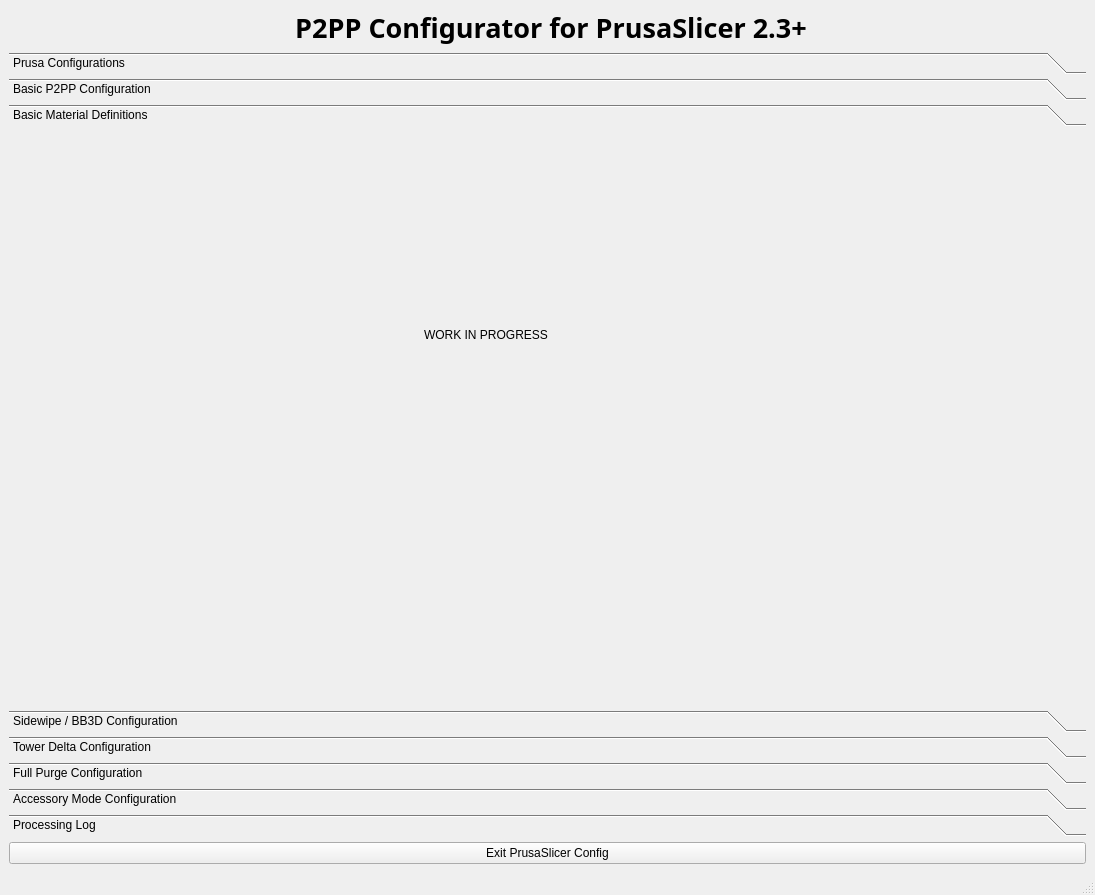
The window that p2ppconf.ui (vhspace/p2pp) describes before a commit, drawn with Qt 5.
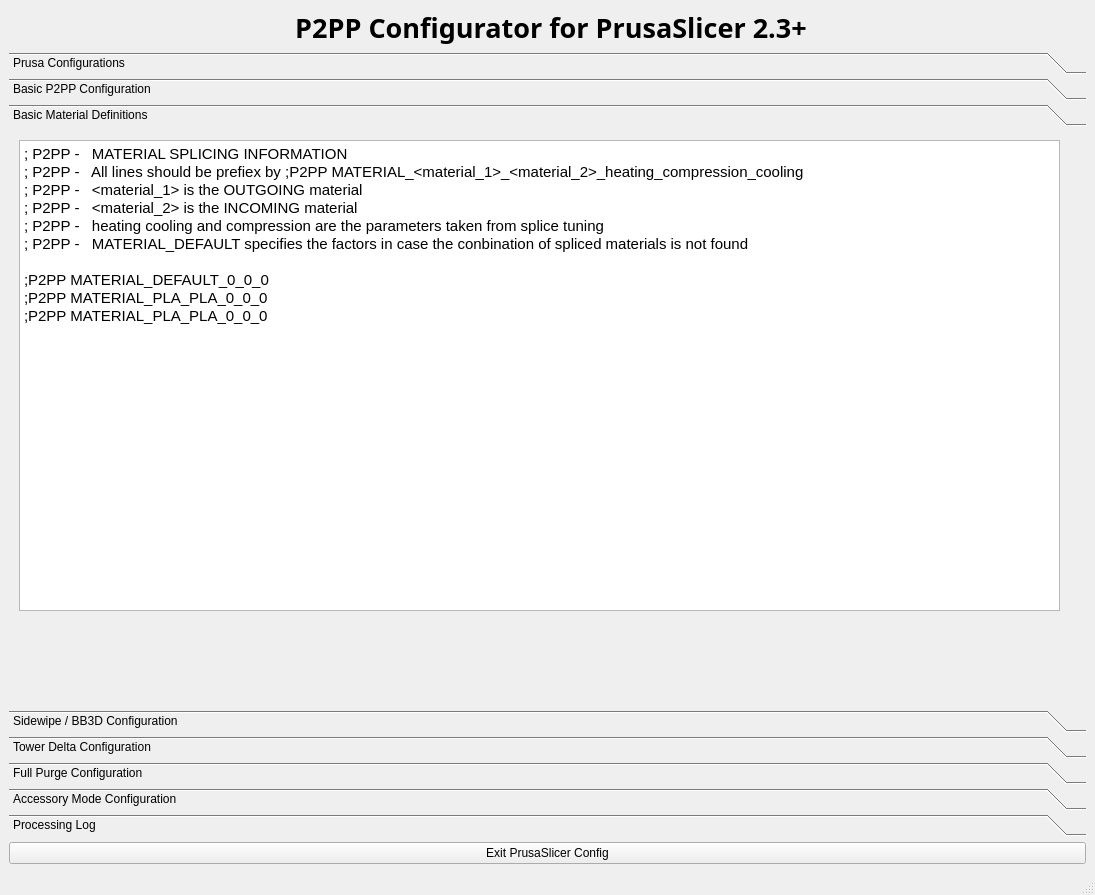
The same window after the commit. The open tabs and pages were chosen to show the change. Icons and pictures are not drawn. Custom widgets are drawn as their Qt base class.

Commit message: 6.1.8 added basic material support

Patch:
```diff
--- a/p2ppconf.ui
+++ b/p2ppconf.ui
@@ -690,17 +690,37 @@
        <attribute name="label">
         <string>Basic Material Definitions</string>
        </attribute>
-       <widget class="QLabel" name="label_2">
+       <widget class="QTextBrowser" name="materials">
         <property name="geometry">
          <rect>
-          <x>415</x>
-          <y>195</y>
-          <width>386</width>
-          <height>20</height>
+          <x>10</x>
+          <y>10</y>
+          <width>1041</width>
+          <height>471</height>
          </rect>
         </property>
-        <property name="text">
-         <string>WORK IN PROGRESS</string>
+        <property name="readOnly">
+         <bool>false</bool>
+        </property>
+        <property name="html">
+         <string>&lt;!DOCTYPE HTML PUBLIC &quot;-//W3C//DTD HTML 4.0//EN&quot; &quot;http://www.w3.org/TR/REC-html40/strict.dtd&quot;&gt;
+&lt;html&gt;&lt;head&gt;&lt;meta name=&quot;qrichtext&quot; content=&quot;1&quot; /&gt;&lt;style type=&quot;text/css&quot;&gt;
+p, li { white-space: pre-wrap; }
+&lt;/style&gt;&lt;/head&gt;&lt;body style=&quot; font-family:'Arial'; font-size:11pt; font-weight:400; font-style:normal;&quot;&gt;
+&lt;p style=&quot; margin-top:0px; margin-bottom:0px; margin-left:0px; margin-right:0px; -qt-block-indent:0; text-indent:0px;&quot;&gt;; P2PP -   MATERIAL SPLICING INFORMATION&lt;/p&gt;
+&lt;p style=&quot; margin-top:0px; margin-bottom:0px; margin-left:0px; margin-right:0px; -qt-block-indent:0; text-indent:0px;&quot;&gt;; P2PP -   All lines should be prefiex by ;P2PP MATERIAL_&amp;lt;material_1&amp;gt;_&amp;lt;material_2&amp;gt;_heating_compression_cooling&lt;/p&gt;
+&lt;p style=&quot; margin-top:0px; margin-bottom:0px; margin-left:0px; margin-right:0px; -qt-block-indent:0; text-indent:0px;&quot;&gt;; P2PP -   &amp;lt;material_1&amp;gt; is the OUTGOING material&lt;/p&gt;
+&lt;p style=&quot; margin-top:0px; margin-bottom:0px; margin-left:0px; margin-right:0px; -qt-block-indent:0; text-indent:0px;&quot;&gt;; P2PP -   &amp;lt;material_2&amp;gt; is the INCOMING material&lt;/p&gt;
+&lt;p style=&quot; margin-top:0px; margin-bottom:0px; margin-left:0px; margin-right:0px; -qt-block-indent:0; text-indent:0px;&quot;&gt;; P2PP -   heating cooling and compression are the parameters taken from splice tuning&lt;/p&gt;
+&lt;p style=&quot; margin-top:0px; margin-bottom:0px; margin-left:0px; margin-right:0px; -qt-block-indent:0; text-indent:0px;&quot;&gt;; P2PP -   MATERIAL_DEFAULT specifies the factors in case the conbination of spliced materials is not found&lt;/p&gt;
+&lt;p style=&quot;-qt-paragraph-type:empty; margin-top:0px; margin-bottom:0px; margin-left:0px; margin-right:0px; -qt-block-indent:0; text-indent:0px;&quot;&gt;&lt;br /&gt;&lt;/p&gt;
+&lt;p style=&quot; margin-top:0px; margin-bottom:0px; margin-left:0px; margin-right:0px; -qt-block-indent:0; text-indent:0px;&quot;&gt;;P2PP MATERIAL_DEFAULT_0_0_0&lt;/p&gt;
+&lt;p style=&quot; margin-top:0px; margin-bottom:0px; margin-left:0px; margin-right:0px; -qt-block-indent:0; text-indent:0px;&quot;&gt;;P2PP MATERIAL_PLA_PLA_0_0_0 &lt;/p&gt;
+&lt;p style=&quot; margin-top:0px; margin-bottom:0px; margin-left:0px; margin-right:0px; -qt-block-indent:0; text-indent:0px;&quot;&gt;;P2PP MATERIAL_PLA_PLA_0_0_0 &lt;/p&gt;
+&lt;p style=&quot;-qt-paragraph-type:empty; margin-top:0px; margin-bottom:0px; margin-left:0px; margin-right:0px; -qt-block-indent:0; text-indent:0px;&quot;&gt;&lt;br /&gt;&lt;/p&gt;&lt;/body&gt;&lt;/html&gt;</string>
+        </property>
+        <property name="acceptRichText">
+         <bool>false</bool>
         </property>
        </widget>
       </widget>
```
Left out of the diff: 2 changed lines with no effect on the pictures. The commit also changes 2 other files.
